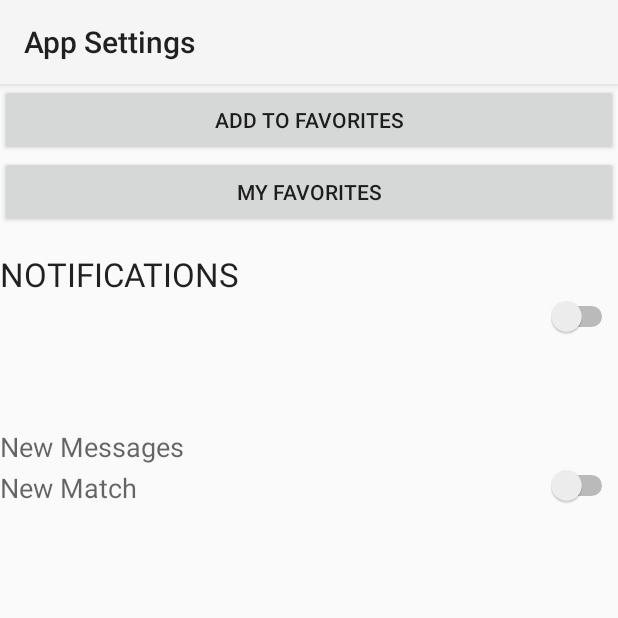
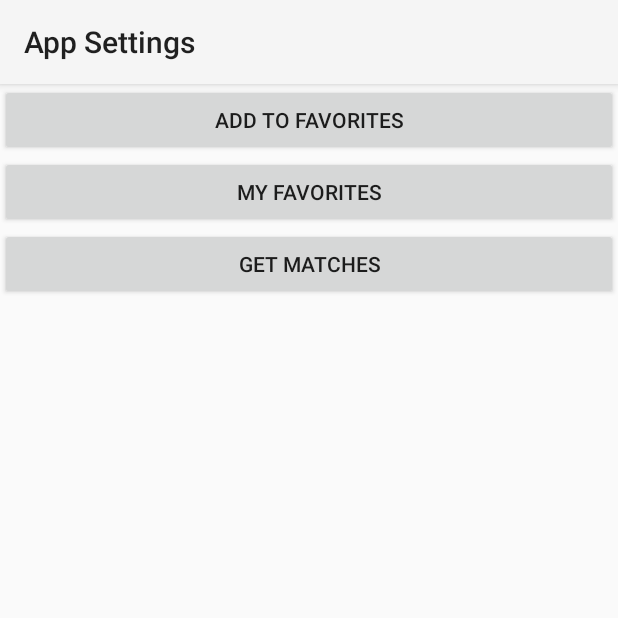
Before and after one commit to BeerTrader/BeerTraderApp, an Android app: the app_settings_activity screen opened directly, with no data from a screen before it, on a phone screen of 412 x 824 dp, the top half of it. Run offline under Robolectric (Android 15) with nearby library versions, the phone set to English and light mode, and no system bars; libraries missing offline, so code that uses them is left out: org.codehaus.jackson; pictures from the network do not load.

Commit message:
Location now created when user is creating a new account. Started the code to obtain the matches string from the server

```diff
--- a/app/src/main/AndroidManifest.xml
+++ b/app/src/main/AndroidManifest.xml
@@ -3,7 +3,7 @@
     package="com.jim.demo1" >
 
 <uses-permission android:name="android.permission.INTERNET" />
-    <uses-permission android:name="android.permission.ACCESS_FINE_LOCATION" />
+    <uses-permission android:name="android.permission.ACCESS_COARSE_LOCATION"/>
     <application
         android:allowBackup="true"
         android:icon="@drawable/phonemug"
--- a/app/src/main/java/com/jim/demo1/Tools/PersistentData.java
+++ b/app/src/main/java/com/jim/demo1/Tools/PersistentData.java
@@ -12,6 +12,6 @@ public class PersistentData {
     public static ArrayList<Beer> beerInventory = new ArrayList<>();
     public static ArrayList<Favs> favsInventory = new ArrayList<>();
     public static String authorization;
-
-
+    public static String latitude;
+    public static String longitude;
 }
--- a/app/src/main/res/layout/app_settings_layout.xml
+++ b/app/src/main/res/layout/app_settings_layout.xml
@@ -2,49 +2,6 @@
 <RelativeLayout xmlns:android="http://schemas.android.com/apk/res/android"
     android:layout_width="match_parent"
     android:layout_height="match_parent">
-
-    <TextView
-        android:layout_width="wrap_content"
-        android:layout_height="wrap_content"
-        android:textAppearance="?android:attr/textAppearanceLarge"
-        android:text="@string/app_settings_title_text"
-        android:id="@+id/app_settings_title"
-        android:layout_below="@+id/addToFavoritesButton"
-        android:layout_alignParentStart="true"
-        android:layout_marginTop="64dp" />
-
-    <TextView
-        android:layout_width="wrap_content"
-        android:layout_height="wrap_content"
-        android:textAppearance="?android:attr/textAppearanceMedium"
-        android:text="New Messages"
-        android:id="@+id/new_messages_text"
-        android:layout_above="@+id/new_messages_switch"
-        android:layout_alignParentStart="true" />
-
-    <Switch
-        android:layout_width="wrap_content"
-        android:layout_height="wrap_content"
-        android:id="@+id/new_messages_switch"
-        android:layout_alignBottom="@+id/new_match_text"
-        android:layout_alignStart="@+id/new_match_switch" />
-
-    <TextView
-        android:layout_width="wrap_content"
-        android:layout_height="wrap_content"
-        android:textAppearance="?android:attr/textAppearanceMedium"
-        android:text="New Match"
-        android:id="@+id/new_match_text"
-        android:layout_marginTop="88dp"
-        android:layout_below="@+id/new_match_switch"
-        android:layout_alignParentStart="true" />
-
-    <Switch
-        android:layout_width="wrap_content"
-        android:layout_height="wrap_content"
-        android:id="@+id/new_match_switch"
-        android:layout_below="@+id/app_settings_title"
-        android:layout_alignParentEnd="true" />
 
     <Button
         android:layout_width="fill_parent"
@@ -61,4 +18,13 @@
         android:id="@+id/myFavoritesButton"
         android:layout_below="@+id/addToFavoritesButton"
         android:layout_alignParentStart="true" />
+
+    <Button
+        android:layout_width="fill_parent"
+        android:layout_height="wrap_content"
+        android:text="Get Matches"
+        android:id="@+id/getMatchesButton"
+        android:layout_below="@+id/myFavoritesButton"
+        android:layout_alignParentStart="true" />
+
 </RelativeLayout>
```
Also changed, not shown: app/build.gradle (+1 -15 lines), app/src/main/java/com/jim/demo1/AppSettings/CreateUser.java (+65 -7 lines), app/src/main/java/com/jim/demo1/AppSettings/app_settings_activity.java (+79 -11 lines), app/src/main/java/com/jim/demo1/Favorites/Location.java (deleted, +0 -86 lines), 6 other files.
